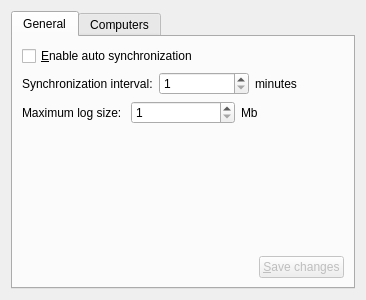
Old version of the form kcm/configwidget.ui in the repository KDE/ksecrets.
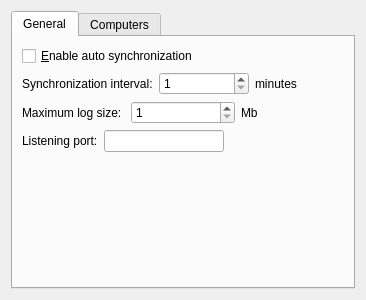
New version of the form. Custom widgets are drawn as their Qt base class.

The edit to the form file:
```diff
--- a/kcm/configwidget.ui
+++ b/kcm/configwidget.ui
@@ -10,6 +10,12 @@
     <height>300</height>
    </rect>
   </property>
+  <property name="sizePolicy">
+   <sizepolicy hsizetype="Expanding" vsizetype="Expanding">
+    <horstretch>0</horstretch>
+    <verstretch>0</verstretch>
+   </sizepolicy>
+  </property>
   <property name="windowTitle">
    <string>Form</string>
   </property>
@@ -104,6 +110,33 @@
          </item>
         </layout>
        </item>
+       <item>
+        <layout class="QHBoxLayout" name="horizontalLayout_4">
+         <item>
+          <widget class="QLabel" name="label_4">
+           <property name="text">
+            <string>Listening port:</string>
+           </property>
+          </widget>
+         </item>
+         <item>
+          <widget class="QLineEdit" name="kcfg_listeningPort"/>
+         </item>
+         <item>
+          <spacer name="horizontalSpacer_2">
+           <property name="orientation">
+            <enum>Qt::Horizontal</enum>
+           </property>
+           <property name="sizeHint" stdset="0">
+            <size>
+             <width>40</width>
+             <height>20</height>
+            </size>
+           </property>
+          </spacer>
+         </item>
+        </layout>
+       </item>
        <item>
         <spacer name="verticalSpacer_2">
          <property name="orientation">
@@ -117,33 +150,6 @@
          </property>
         </spacer>
        </item>
-       <item>
-        <layout class="QHBoxLayout" name="horizontalLayout_6">
-         <item>
-          <spacer name="horizontalSpacer_2">
-           <property name="orientation">
-            <enum>Qt::Horizontal</enum>
-           </property>
-           <property name="sizeHint" stdset="0">
-            <size>
-             <width>40</width>
-             <height>20</height>
-            </size>
-           </property>
-          </spacer>
-         </item>
-         <item>
-          <widget class="KPushButton" name="_saveGeneralChangesBtn">
-           <property name="enabled">
-            <bool>false</bool>
-           </property>
-           <property name="text">
-            <string>&amp;Save changes</string>
-           </property>
-          </widget>
-         </item>
-        </layout>
-       </item>
       </layout>
      </widget>
      <widget class="QWidget" name="_computersTab">
@@ -240,11 +246,6 @@
    <extends>QSpinBox</extends>
    <header>knuminput.h</header>
   </customwidget>
-  <customwidget>
-   <class>KPushButton</class>
-   <extends>QPushButton</extends>
-   <header>kpushbutton.h</header>
-  </customwidget>
  </customwidgets>
  <resources/>
  <connections>
```
Left out of the diff: 26 changed lines with no effect on the pictures.
